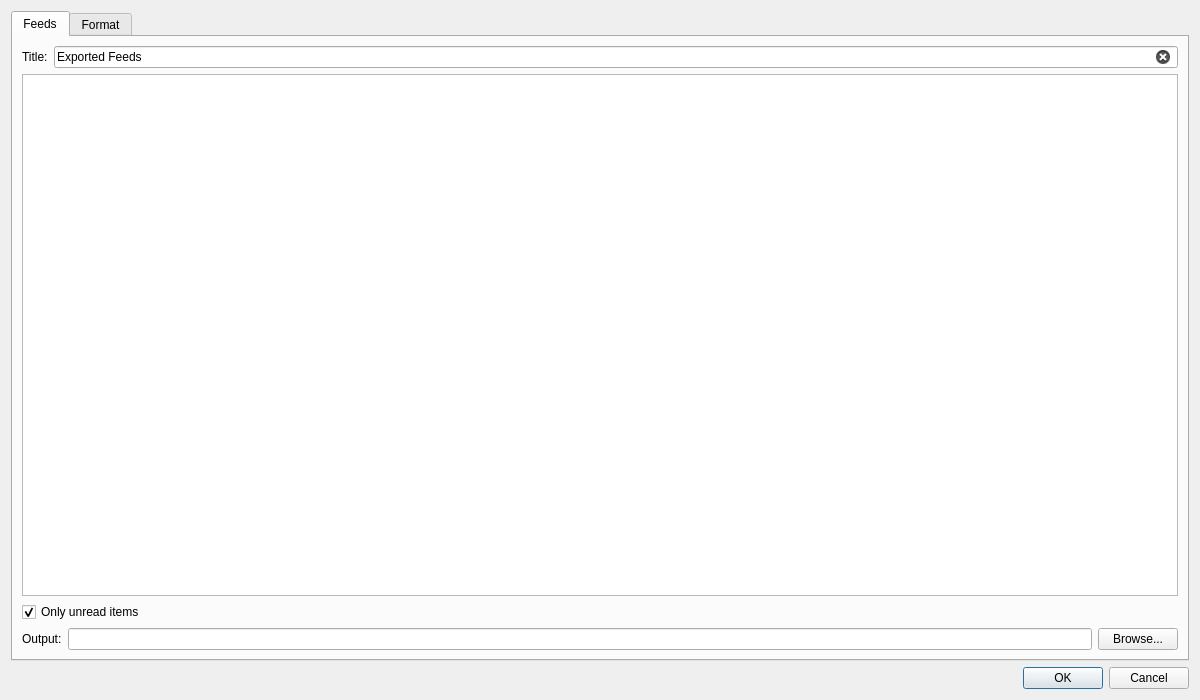
Old version of the form src/plugins/aggregator/components/importexport/itemsexportdialog.ui in the repository 0xd34df00d/leechcraft.
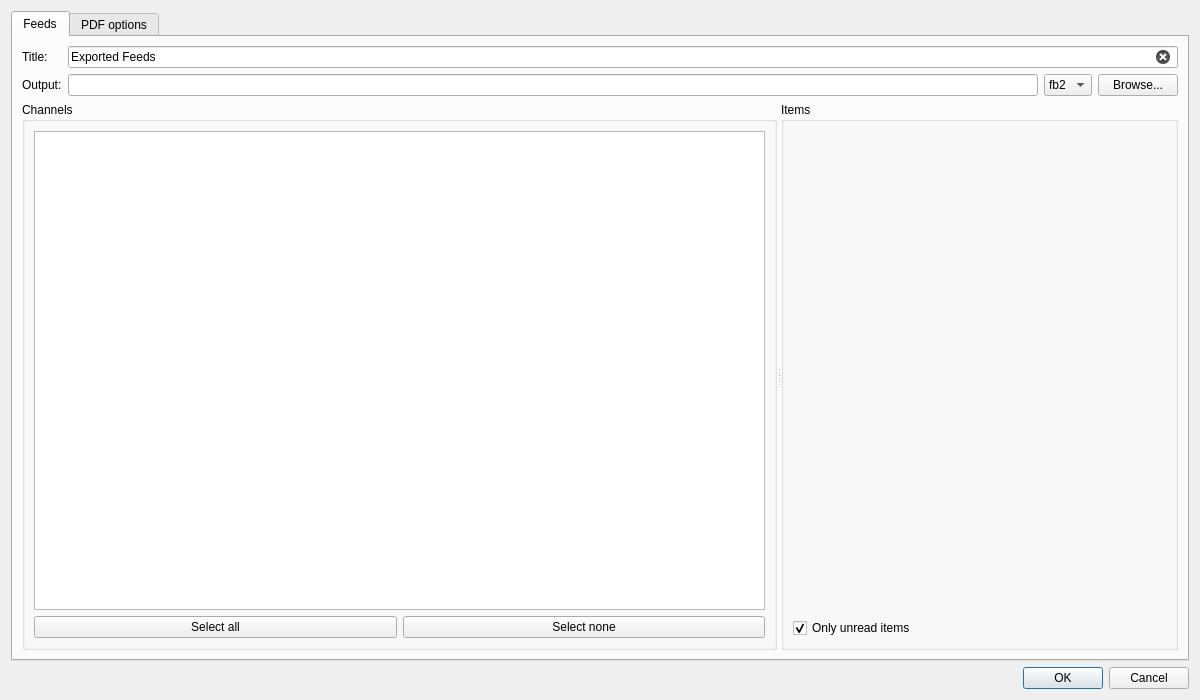
New version of the form. The open tabs and pages were chosen to show the change. Icons and pictures are not drawn. Custom widgets are drawn as their Qt base class.

Commit message: [Aggregator] Refactor items export dialog

```diff
--- a/src/plugins/aggregator/components/importexport/itemsexportdialog.ui
+++ b/src/plugins/aggregator/components/importexport/itemsexportdialog.ui
@@ -23,18 +23,18 @@
       <attribute name="title">
        <string>Feeds</string>
       </attribute>
-      <layout class="QVBoxLayout" name="verticalLayout_2">
+      <layout class="QVBoxLayout" name="verticalLayout_3" stretch="0,1">
        <item>
-        <layout class="QHBoxLayout" name="horizontalLayout_3">
-         <item>
+        <layout class="QFormLayout" name="formLayout">
+         <item row="0" column="0">
           <widget class="QLabel" name="label">
            <property name="text">
             <string>Title:</string>
            </property>
           </widget>
          </item>
-         <item>
-          <widget class="QLineEdit" name="Name_">
+         <item row="0" column="1">
+          <widget class="QLineEdit" name="Title_">
            <property name="text">
             <string>Exported Feeds</string>
            </property>
@@ -43,47 +43,32 @@
            </property>
           </widget>
          </item>
-        </layout>
-       </item>
-       <item>
-        <layout class="QHBoxLayout" name="VLayout_">
-         <item>
-          <widget class="QTreeView" name="ChannelsTree_">
-           <property name="selectionMode">
-            <enum>QAbstractItemView::SelectionMode::ExtendedSelection</enum>
-           </property>
-           <property name="rootIsDecorated">
-            <bool>false</bool>
-           </property>
-           <property name="itemsExpandable">
-            <bool>false</bool>
-           </property>
-          </widget>
-         </item>
-        </layout>
-       </item>
-       <item>
-        <widget class="QCheckBox" name="UnreadOnly_">
-         <property name="text">
-          <string>Only unread items</string>
-         </property>
-         <property name="checked">
-          <bool>true</bool>
-         </property>
-        </widget>
-       </item>
-       <item>
-        <layout class="QHBoxLayout" name="horizontalLayout_2">
-         <item>
+         <item row="1" column="0">
           <widget class="QLabel" name="label_3">
            <property name="text">
             <string>Output:</string>
            </property>
           </widget>
          </item>
+         <item row="1" column="1">
+          <layout class="QHBoxLayout" name="horizontalLayout_2">
          <item>
           <widget class="QLineEdit" name="File_"/>
          </item>
+           <item>
+            <widget class="QComboBox" name="ExportFormat_">
+             <item>
+              <property name="text">
+               <string notr="true">fb2</string>
+              </property>
+             </item>
+             <item>
+              <property name="text">
+               <string notr="true">pdf</string>
+              </property>
+             </item>
+            </widget>
+           </item>
          <item>
           <widget class="QPushButton" name="Browse_">
            <property name="text">
@@ -97,63 +82,82 @@
         </layout>
        </item>
       </layout>
+       </item>
+       <item>
+        <widget class="QSplitter" name="splitter">
+         <property name="orientation">
+          <enum>Qt::Orientation::Horizontal</enum>
+         </property>
+         <widget class="QGroupBox" name="groupBox">
+          <property name="title">
+           <string>Channels</string>
+          </property>
+          <layout class="QVBoxLayout" name="verticalLayout_4">
+           <item>
+            <widget class="QTreeView" name="ChannelsTree_">
+             <property name="rootIsDecorated">
+              <bool>false</bool>
+             </property>
+             <property name="itemsExpandable">
+              <bool>false</bool>
+             </property>
+            </widget>
+           </item>
+           <item>
+            <layout class="QHBoxLayout" name="horizontalLayout">
+             <item>
+              <widget class="QPushButton" name="SelectAll_">
+               <property name="text">
+                <string>Select all</string>
+               </property>
+               <property name="icon">
+                <iconset theme="edit-select-all"/>
+               </property>
+              </widget>
+             </item>
+             <item>
+              <widget class="QPushButton" name="SelectNone_">
+               <property name="text">
+                <string>Select none</string>
+               </property>
+               <property name="icon">
+                <iconset theme="edit-select-none"/>
+               </property>
+              </widget>
+             </item>
+            </layout>
+           </item>
+          </layout>
+         </widget>
+         <widget class="QGroupBox" name="groupBox_2">
+          <property name="title">
+           <string>Items</string>
+          </property>
+          <layout class="QVBoxLayout" name="verticalLayout_2">
+           <item>
+            <widget class="LC::Util::CategorySelector" name="CategoriesSelector_" native="true"/>
+           </item>
+           <item>
+            <widget class="QCheckBox" name="UnreadOnly_">
+             <property name="text">
+              <string>Only unread items</string>
+             </property>
+             <property name="checked">
+              <bool>true</bool>
+             </property>
+            </widget>
+           </item>
+          </layout>
+         </widget>
+        </widget>
+       </item>
+      </layout>
      </widget>
      <widget class="QWidget" name="tab_2">
       <attribute name="title">
-       <string>Format</string>
+       <string>PDF options</string>
       </attribute>
-      <layout class="QVBoxLayout" name="verticalLayout_3">
-       <item>
-        <layout class="QHBoxLayout" name="horizontalLayout">
-         <item>
-          <widget class="QLabel" name="label_4">
-           <property name="text">
-            <string>Export format:</string>
-           </property>
-          </widget>
-         </item>
-         <item>
-          <widget class="QComboBox" name="ExportFormat_">
-           <item>
-            <property name="text">
-             <string notr="true">fb2</string>
-            </property>
-           </item>
-           <item>
-            <property name="text">
-             <string notr="true">pdf</string>
-            </property>
-           </item>
-          </widget>
-         </item>
-         <item>
-          <spacer name="horizontalSpacer">
-           <property name="orientation">
-            <enum>Qt::Orientation::Horizontal</enum>
-           </property>
-           <property name="sizeHint" stdset="0">
-            <size>
-             <width>40</width>
-             <height>20</height>
-            </size>
-           </property>
-          </spacer>
-         </item>
-        </layout>
-       </item>
-       <item>
-        <widget class="QStackedWidget" name="stackedWidget">
-         <property name="currentIndex">
-          <number>0</number>
-         </property>
-         <widget class="QWidget" name="FB2Page_">
-          <layout class="QVBoxLayout" name="verticalLayout_4"/>
-         </widget>
-         <widget class="QWidget" name="page_2">
           <layout class="QFormLayout" name="formLayout_2">
-           <property name="fieldGrowthPolicy">
-            <enum>QFormLayout::FieldGrowthPolicy::ExpandingFieldsGrow</enum>
-           </property>
            <item row="0" column="0">
             <widget class="QLabel" name="label_5">
              <property name="text">
@@ -278,10 +282,6 @@
          </widget>
         </widget>
        </item>
-      </layout>
-     </widget>
-    </widget>
-   </item>
    <item>
     <widget class="QDialogButtonBox" name="ButtonBox_">
      <property name="orientation">
@@ -294,6 +294,14 @@
    </item>
   </layout>
  </widget>
+ <customwidgets>
+  <customwidget>
+   <class>LC::Util::CategorySelector</class>
+   <extends>QWidget</extends>
+   <header location="global">util/tags/categoryselector.h</header>
+   <container>1</container>
+  </customwidget>
+ </customwidgets>
  <resources/>
  <connections>
   <connection>
```
Left out of the diff: 16 changed lines with no effect on the pictures. Lines whose indentation alone changed are shown as unchanged. The commit also changes 8 other files.
